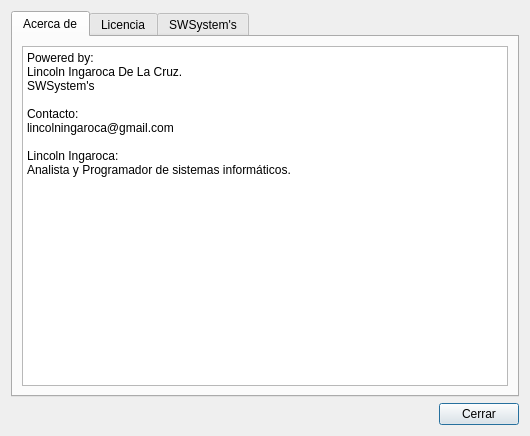
The window that acercadedialog.ui (lincolningaroca/xxxApp) describes before a commit, drawn with Qt 5.
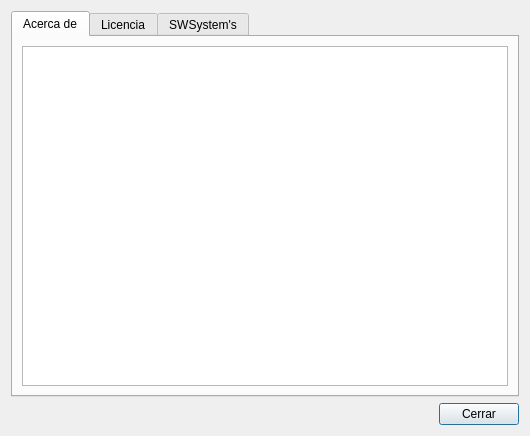
The same window after the commit. The open tabs and pages were chosen to show the change.

```diff
--- a/acercadedialog.ui
+++ b/acercadedialog.ui
@@ -25,22 +25,7 @@
       </attribute>
       <layout class="QVBoxLayout" name="verticalLayout_2">
        <item>
-        <widget class="QPlainTextEdit" name="ptAcercaDe">
-         <property name="readOnly">
-          <bool>true</bool>
-         </property>
-         <property name="plainText">
-          <string>Powered by:
-Lincoln Ingaroca De La Cruz.
-SWSystem's
-
-Contacto:
-lincolningaroca@gmail.com
-
-Lincoln Ingaroca:
-Analista y Programador de sistemas informáticos.</string>
-         </property>
-        </widget>
+        <widget class="QTextBrowser" name="tbAcercaDe"/>
        </item>
       </layout>
      </widget>
```
Left out of the diff: 2 changed lines with no effect on the pictures.
